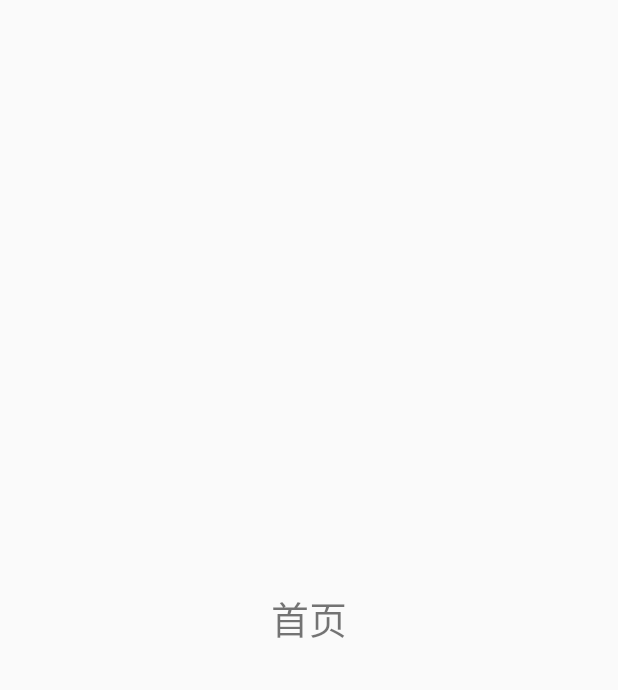
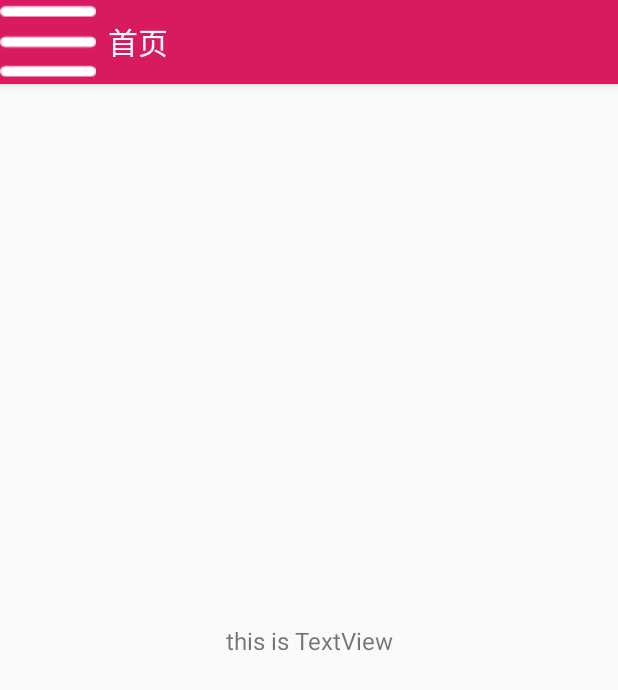
Before and after one commit to jackytallow/ThinkVideoApp, an Android app: the HomeActivity screen opened directly, with no data from a screen before it, on a phone screen of 412 x 824 dp. Before the commit the part shown is almost empty. Shown: the top 690 px of the screen. Run offline under Robolectric (Android 15) with nearby library versions, the phone set to English and light mode, and no system bars.

```diff
--- a/app/build.gradle
+++ b/app/build.gradle
@@ -22,6 +22,7 @@ dependencies {
     implementation fileTree(dir: 'libs', include: ['*.jar'])
     implementation 'androidx.appcompat:appcompat:1.0.2'
     implementation 'androidx.constraintlayout:constraintlayout:1.1.3'
+    implementation 'com.google.android.material:material:1.0.0'
     testImplementation 'junit:junit:4.12'
     androidTestImplementation 'androidx.test:runner:1.1.1'
     androidTestImplementation 'androidx.test.espresso:espresso-core:3.1.1'
--- /dev/null
+++ b/app/src/main/java/net/jackytallow/thinkvideo/BaseActivity.java
@@ -0,0 +1,52 @@
+package net.jackytallow.thinkvideo;
+
+import android.os.Bundle;
+import android.view.View;
+
+import androidx.annotation.Nullable;
+import androidx.appcompat.app.AppCompatActivity;
+import androidx.appcompat.widget.Toolbar;
+
+/**
+ * @author jacky
+ * @version 1.0.0
+ * @date 2020/5/6
+ */
+public abstract class BaseActivity extends AppCompatActivity {
+
+
+    private Toolbar mToolbar;
+
+    @Override
+    protected void onCreate(@Nullable Bundle savedInstanceState) {
+        super.onCreate(savedInstanceState);
+        setContentView(getLayoutId());
+        initData();
+        initView();
+    }
+
+    protected abstract int getLayoutId();
+
+    protected abstract void initData();
+
+    protected abstract void initView();
+
+    protected <T extends View> T bindViewId(int resId) {
+        return findViewById(resId);
+    }
+
+    protected void setSupportActionBar() {
+        mToolbar = bindViewId(R.id.toolbar);
+        if (mToolbar != null) {
+            setSupportActionBar(mToolbar);
+        }
+    }
+
+    protected void setActionBarIcon(int restId) {
+        if (mToolbar != null) {
+            mToolbar.setNavigationIcon(restId);
+        }
+    }
+
+
+}
--- a/app/src/main/java/net/jackytallow/thinkvideo/HomeActivity.java
+++ b/app/src/main/java/net/jackytallow/thinkvideo/HomeActivity.java
@@ -1,17 +1,32 @@
 package net.jackytallow.thinkvideo;
 
+import androidx.annotation.Nullable;
 import androidx.appcompat.app.AppCompatActivity;
+import androidx.appcompat.widget.Toolbar;
 
 import android.os.Bundle;
 
 /**
  * 主页
  */
-public class HomeActivity extends AppCompatActivity {
+public class HomeActivity extends BaseActivity {
+
+    private Toolbar mToolbar;
 
     @Override
-    protected void onCreate(Bundle savedInstanceState) {
-        super.onCreate(savedInstanceState);
-        setContentView(R.layout.activity_home);
+    protected int getLayoutId() {
+        return R.layout.activity_home;
+    }
+
+    @Override
+    protected void initData() {
+        setSupportActionBar();
+        setTitle("首页");
+        setActionBarIcon(R.drawable.ic_drawer_home);
+    }
+
+    @Override
+    protected void initView() {
+
     }
 }
--- a/app/src/main/res/layout/activity_home.xml
+++ b/app/src/main/res/layout/activity_home.xml
@@ -6,13 +6,18 @@
     android:layout_height="match_parent"
     tools:context=".HomeActivity">
 
+    <include
+        layout="@layout/top_actionbar"/>
+
     <TextView
         android:layout_width="wrap_content"
         android:layout_height="wrap_content"
-        android:text="首页"
-        android:textSize="25sp"
+        android:text="this is TextView"
+        android:textSize="16sp"
         app:layout_constraintBottom_toBottomOf="parent"
+        app:layout_constraintEnd_toEndOf="parent"
+        app:layout_constraintStart_toStartOf="parent"
         app:layout_constraintTop_toTopOf="parent"
-        app:layout_constraintStart_toStartOf="parent"
-        app:layout_constraintEnd_toEndOf="parent"/>
+        android:layout_marginTop="30dp"/>
+
 </androidx.constraintlayout.widget.ConstraintLayout>
--- a/app/src/main/res/layout/activity_main.xml
+++ b/app/src/main/res/layout/activity_main.xml
@@ -5,7 +5,7 @@
     android:layout_width="match_parent"
     android:layout_height="match_parent"
     tools:context=".SplashActivity"
-    android:background="@mipmap/ic_launcher_bg">
+    android:background="@drawable/ic_start_bg">
 
 
 </androidx.constraintlayout.widget.ConstraintLayout>
--- /dev/null
+++ b/app/src/main/res/layout/top_actionbar.xml
@@ -0,0 +1,18 @@
+<?xml version="1.0" encoding="utf-8"?>
+<com.google.android.material.appbar.AppBarLayout xmlns:android="http://schemas.android.com/apk/res/android"
+    xmlns:app="http://schemas.android.com/apk/res-auto"
+    android:layout_width="match_parent"
+    android:layout_height="?attr/actionBarSize"
+    android:theme="@style/ThemeOverlay.AppCompat.Dark.ActionBar">
+
+      <androidx.appcompat.widget.Toolbar
+        android:id="@+id/toolbar"
+        android:layout_width="match_parent"
+        android:layout_height="?attr/actionBarSize"
+        android:background="?attr/colorPrimary"
+        app:layout_collapseMode="pin"
+        app:popupTheme="@style/ThemeOverlay.AppCompat.Light"
+        app:titleTextColor="#ffffff" />
+
+
+</com.google.android.material.appbar.AppBarLayout>
--- a/app/src/main/res/values/colors.xml
+++ b/app/src/main/res/values/colors.xml
@@ -1,6 +1,6 @@
 <?xml version="1.0" encoding="utf-8"?>
 <resources>
-    <color name="colorPrimary">#008577</color>
+    <color name="colorPrimary">#D81B60</color>
     <color name="colorPrimaryDark">#00574B</color>
     <color name="colorAccent">#D81B60</color>
 </resources>
--- a/app/src/main/res/values/styles.xml
+++ b/app/src/main/res/values/styles.xml
@@ -1,13 +1,24 @@
 <resources>
 
     <!-- Base application theme. -->
-    <style name="AppTheme" parent="Theme.AppCompat.Light.DarkActionBar">
+    <style name="AppTheme" parent="Theme.AppCompat.Light.NoActionBar">
         <!-- Customize your theme here. -->
         <item name="colorPrimary">@color/colorPrimary</item>
-        <item name="colorPrimaryDark">@color/colorPrimaryDark</item>
+        <item name="colorPrimaryDark">@color/colorPrimary</item>
         <item name="colorAccent">@color/colorAccent</item>
         <item name="windowNoTitle">true</item>
-        <item name="windowActionBar">false</item>
+        <item name="windowActionBar">true</item>
     </style>
 
+    <!-- 透明状态栏-->
+   <style name="FullScreen" parent="Theme.AppCompat.Light.NoActionBar">
+       <item name="colorPrimary">@color/colorPrimary</item>
+       <item name="colorPrimaryDark">@color/colorPrimary</item>
+       <item name="colorAccent">@color/colorAccent</item>
+       <item name="android:windowTranslucentStatus">false</item>
+       <item name="android:windowTranslucentNavigation">true</item>
+       <item name="android:statusBarColor">@android:color/transparent</item>
+
+   </style>
+
 </resources>
```
Also changed, not shown: app/src/main/AndroidManifest.xml (+6 -2 lines), app/src/main/res/layout/navigation_header.xml (added, +25 -0 lines), app/src/main/res/drawable/ic_drawer_home.png (added), app/src/main/res/drawable/ic_start_bg.png (added), 1 other file.
